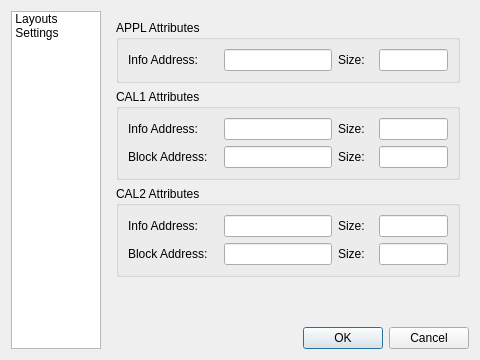
Before: the Qt Designer form ConfigDialog.ui in f0ghua/srTool, drawn with Qt 5.
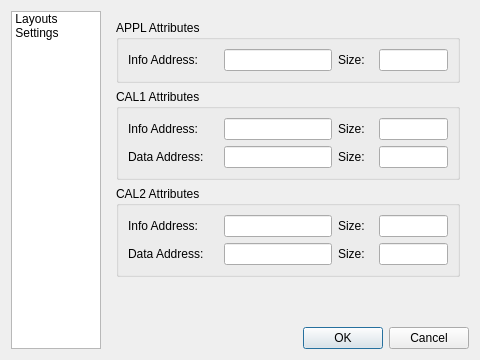
After: the same form once the commit is applied. Icons and pictures are not drawn.

Commit message: ! change lable name

What changed in the file:
```diff
--- a/ConfigDialog.ui
+++ b/ConfigDialog.ui
@@ -89,7 +89,7 @@
                    </size>
                   </property>
                   <property name="text">
-                   <string>Block Address:</string>
+                   <string>Data Address:</string>
                   </property>
                  </widget>
                 </item>
@@ -183,7 +183,7 @@
                    </size>
                   </property>
                   <property name="text">
-                   <string>Block Address:</string>
+                   <string>Data Address:</string>
                   </property>
                  </widget>
                 </item>
```
